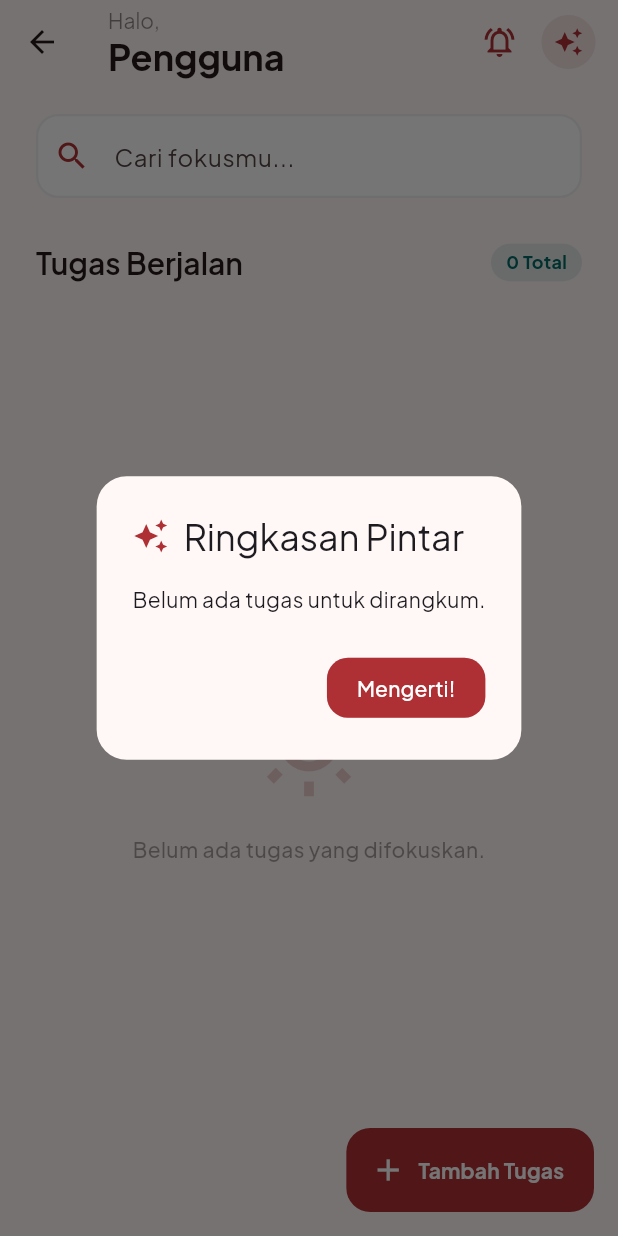
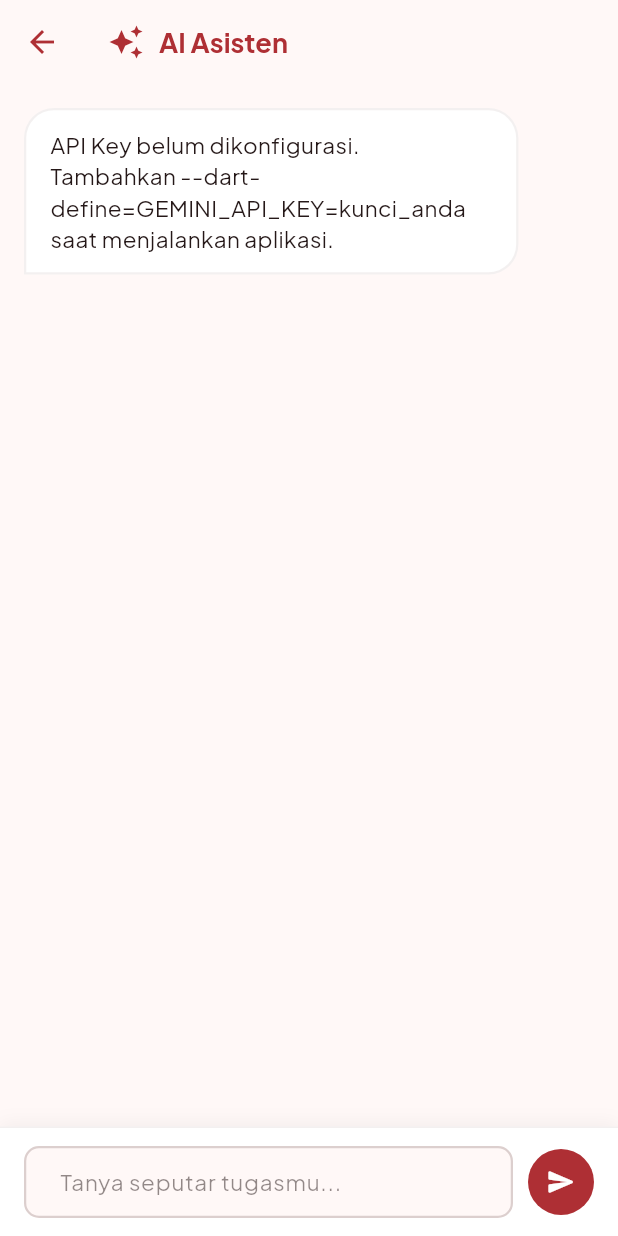
Before and after one commit to alfarizkyhpsr/remindme-app, a Flutter app: the HomeScreen screen opened directly, after a tap on the "auto awesome" icon, on a phone screen of 412 x 824 dp. Run offline on Flutter 3.47's test engine with Material 3 defaults, Android fonts, the phone set to English and light mode, and no system bars; our stand-ins replace flutter_local_notifications, flutter_spinkit, geocoding, geolocator, google_fonts, google_generative_ai and 8 more; missing offline and left inert: encrypt; accounts and stored records are empty.

Commit message:
second release

```diff
--- /dev/null
+++ b/lib/screens/ai_chat_screen.dart
@@ -0,0 +1,270 @@
+import 'package:flutter/material.dart';
+import 'package:google_generative_ai/google_generative_ai.dart';
+import 'package:google_fonts/google_fonts.dart';
+import '../services/ai_service.dart';
+import '../services/location_service.dart';
+import '../core/app_theme.dart';
+import 'package:url_launcher/url_launcher.dart';
+
+class AIChatScreen extends StatefulWidget {
+  final List<String> tasks;
+  const AIChatScreen({super.key, required this.tasks});
+
+  @override
+  State<AIChatScreen> createState() => _AIChatScreenState();
+}
+
+class _AIChatScreenState extends State<AIChatScreen> {
+  ChatSession? _chatSession;
+  final TextEditingController _messageController = TextEditingController();
+  final ScrollController _scrollController = ScrollController();
+  final List<ChatMessage> _messages = [];
+  bool _isLoading = false;
+
+  @override
+  void initState() {
+    super.initState();
+    _initChat();
+  }
+
+  void _initChat() async {
+    setState(() => _isLoading = true);
+
+    String? currentLocationStr;
+    try {
+      final pos = await LocationService.getCurrentLocation();
+      if (pos != null) {
+        final address = await LocationService.getAddressFromLatLng(pos);
+        currentLocationStr = "$address (Lat: ${pos.latitude}, Lng: ${pos.longitude})";
+      }
+    } catch (e) {
+      debugPrint("Gagal mendapatkan lokasi: $e");
+    }
+
+    _chatSession = AIService.startChat(widget.tasks, userLocation: currentLocationStr);
+
+    if (mounted) {
+      setState(() {
+        _isLoading = false;
+        if (_chatSession == null) {
+          _messages.add(ChatMessage(
+            text: 'API Key belum dikonfigurasi. Tambahkan --dart-define=GEMINI_API_KEY=kunci_anda saat menjalankan aplikasi.',
+            isUser: false,
+          ));
+        } else {
+          _messages.add(ChatMessage(
+            text: 'Halo! Aku asisten AI dari RemindMe+. ${currentLocationStr != null ? "\nAku sudah mencatat lokasimu sekarang. " : ""}Ada yang bisa aku bantu untuk menyelesaikan tugasmu hari ini?',
+            isUser: false,
+          ));
+        }
+      });
+    }
+  }
+
+  void _sendMessage() async {
+    final text = _messageController.text.trim();
+    if (text.isEmpty || _chatSession == null) return;
+
+    setState(() {
+      _messages.add(ChatMessage(text: text, isUser: true));
+      _isLoading = true;
+    });
+    _messageController.clear();
+    _scrollToBottom();
+
+    try {
+      final response = await _chatSession!.sendMessage(Content.text(text));
+      setState(() {
+        _messages.add(ChatMessage(text: response.text ?? 'Gagal memuat respons.', isUser: false));
+        _isLoading = false;
+      });
+      _scrollToBottom();
+    } catch (e) {
+      setState(() {
+        _messages.add(ChatMessage(text: 'Terjadi kesalahan: $e', isUser: false));
+        _isLoading = false;
+      });
+      _scrollToBottom();
+    }
+  }
+
+  void _scrollToBottom() {
+    WidgetsBinding.instance.addPostFrameCallback((_) {
+      if (_scrollController.hasClients) {
+        _scrollController.animateTo(
+          _scrollController.position.maxScrollExtent,
+          duration: const Duration(milliseconds: 300),
+          curve: Curves.easeOut,
+        );
+      }
+    });
+  }
+
+  @override
+  Widget build(BuildContext context) {
+    return Scaffold(
+      backgroundColor: AppTheme.background,
+      appBar: AppBar(
+        backgroundColor: AppTheme.background,
+        elevation: 0,
+        leading: IconButton(
+          icon: const Icon(Icons.arrow_back, color: AppTheme.primary),
+          onPressed: () => Navigator.pop(context),
+        ),
+        title: Row(
+          children: [
+            const Icon(Icons.auto_awesome, color: AppTheme.primary),
+            const SizedBox(width: 10),
+            Text('AI Asisten', style: GoogleFonts.plusJakartaSans(color: AppTheme.primary, fontWeight: FontWeight.bold, fontSize: 18)),
+          ],
+        ),
+      ),
+      body: Column(
+        children: [
+          Expanded(
+            child: ListView.builder(
+              controller: _scrollController,
+              padding: const EdgeInsets.all(16),
+              itemCount: _messages.length,
+              itemBuilder: (context, index) {
+                final msg = _messages[index];
+                return Align(
+                  alignment: msg.isUser ? Alignment.centerRight : Alignment.centerLeft,
+                  child: Container(
+                    margin: const EdgeInsets.only(bottom: 12),
+                    constraints: BoxConstraints(
+                      maxWidth: MediaQuery.of(context).size.width * 0.8,
+                    ),
+                    padding: const EdgeInsets.symmetric(horizontal: 16, vertical: 12),
+                    decoration: BoxDecoration(
+                      color: msg.isUser ? AppTheme.primary : Colors.white,
+                      borderRadius: BorderRadius.circular(20).copyWith(
+                        bottomRight: msg.isUser ? const Radius.circular(0) : const Radius.circular(20),
+                        bottomLeft: msg.isUser ? const Radius.circular(20) : const Radius.circular(0),
+                      ),
+                      border: msg.isUser ? null : Border.all(color: AppTheme.outline.withOpacity(0.1), width: 1.5),
+                    ),
+                    child: _buildMessageContent(msg),
+                  ),
+                );
+              },
+            ),
+          ),
+          if (_isLoading)
+            const Padding(
+              padding: EdgeInsets.all(8.0),
+              child: SizedBox(
+                width: 24,
+                height: 24,
+                child: CircularProgressIndicator(color: AppTheme.primary, strokeWidth: 2),
+              ),
+            ),
+          Container(
+            padding: const EdgeInsets.symmetric(horizontal: 16, vertical: 12),
+            decoration: BoxDecoration(
+              color: Colors.white,
+              border: Border(top: BorderSide(color: AppTheme.outline.withOpacity(0.1))),
+              boxShadow: [
+                BoxShadow(color: Colors.black.withOpacity(0.05), offset: const Offset(0, -2), blurRadius: 10)
+              ]
+            ),
+            child: SafeArea(
+              child: Row(
+                children: [
+                  Expanded(
+                    child: TextField(
+                      controller: _messageController,
+                      decoration: InputDecoration(
+                        hintText: 'Tanya seputar tugasmu...',
+                        hintStyle: TextStyle(color: AppTheme.onSurface.withOpacity(0.5)),
+                        border: OutlineInputBorder(
+                          borderRadius: BorderRadius.circular(24),
+                          borderSide: BorderSide.none,
+                        ),
+                        filled: true,
+                        fillColor: AppTheme.background,
+                        contentPadding: const EdgeInsets.symmetric(horizontal: 20, vertical: 12),
+                      ),
+                      onSubmitted: (_) => _sendMessage(),
+                      style: const TextStyle(fontSize: 15),
+                    ),
+                  ),
+                  const SizedBox(width: 10),
+                  GestureDetector(
+                    onTap: _sendMessage,
+                    child: Container(
+                      padding: const EdgeInsets.all(12),
+                      decoration: const BoxDecoration(
+                        color: AppTheme.primary,
+                        shape: BoxShape.circle,
+                      ),
+                      child: const Icon(Icons.send_rounded, color: Colors.white, size: 20),
+                    ),
+                  ),
+                ],
+              ),
+            ),
+          ),
+        ],
+      ),
+    );
+  }
+
+  Widget _buildMessageContent(ChatMessage msg) {
+    if (!msg.isUser && msg.text.contains('https://www.google.com/maps/')) {
+      final urlRegExp = RegExp(r'(https://www\.google\.com/maps/[^\s]+)');
+      final match = urlRegExp.firstMatch(msg.text);
+
+      if (match != null) {
+        final url = match.group(0)!;
+        final textBefore = msg.text.substring(0, match.start);
+        final textAfter = msg.text.substring(match.end);
+
+        return Column(
+          crossAxisAlignment: CrossAxisAlignment.start,
+          children: [
+            if (textBefore.trim().isNotEmpty)
+              SelectableText(textBefore.trim(), style: TextStyle(color: AppTheme.onSurface, fontSize: 15, height: 1.4)),
+            const SizedBox(height: 10),
+            ElevatedButton.icon(
+              onPressed: () async {
+                final uri = Uri.parse(url);
+                if (await canLaunchUrl(uri)) {
+                  await launchUrl(uri, mode: LaunchMode.externalApplication);
+                }
+              },
+              icon: const Icon(Icons.map_rounded, size: 18),
+              label: const Text('Buka di Peta (Interaktif)', style: TextStyle(fontWeight: FontWeight.bold)),
+              style: ElevatedButton.styleFrom(
+                backgroundColor: Colors.blueAccent,
+                foregroundColor: Colors.white,
+                elevation: 0,
+                padding: const EdgeInsets.symmetric(horizontal: 16, vertical: 10),
+                shape: RoundedRectangleBorder(borderRadius: BorderRadius.circular(12)),
+              ),
+            ),
+            if (textAfter.trim().isNotEmpty) ...[
+              const SizedBox(height: 10),
+              SelectableText(textAfter.trim(), style: TextStyle(color: AppTheme.onSurface, fontSize: 15, height: 1.4)),
+            ]
+          ],
+        );
+      }
+    }
+
+    return SelectableText(
+      msg.text,
+      style: TextStyle(
+        color: msg.isUser ? Colors.white : AppTheme.onSurface,
+        fontSize: 15,
+        height: 1.4,
+      ),
+    );
+  }
+}
+
+class ChatMessage {
+  final String text;
+  final bool isUser;
+  ChatMessage({required this.text, required this.isUser});
+}
--- a/lib/screens/home_screen.dart
+++ b/lib/screens/home_screen.dart
@@ -12,6 +12,8 @@ import '../services/sensor_service.dart';
 import '../services/location_service.dart';
 import '../services/notification_service.dart';
 import '../core/app_theme.dart';
+import '../core/snackbar_utils.dart';
+import 'ai_chat_screen.dart';
 
 class HomeScreen extends StatefulWidget {
   const HomeScreen({super.key});
@@ -30,23 +32,11 @@ class _HomeScreenState extends State<HomeScreen> {
     super.initState();
     SensorService.init();
     _shakeSub = SensorService.onShake.listen((_) {
-      ScaffoldMessenger.of(context).showSnackBar(
-        SnackBar(
-          content: const Text('Goncangan terdeteksi! Memperbarui...'),
-          behavior: SnackBarBehavior.floating,
-          backgroundColor: AppTheme.secondary,
-        ),
-      );
+      SnackBarUtils.showSuccess(context, 'Goncangan terdeteksi! Memperbarui...');
       _refresh();
     });
     _tiltSub = SensorService.onTilt.listen((val) {
-      ScaffoldMessenger.of(context).showSnackBar(
-        SnackBar(
-          content: Text('Kemiringan terdeteksi: ${val > 0 ? "Kanan" : "Kiri"}'),
-          behavior: SnackBarBehavior.floating,
-          backgroundColor: AppTheme.primary,
-        ),
-      );
+      SnackBarUtils.showSuccess(context, 'Kemiringan terdeteksi: ${val > 0 ? "Kanan" : "Kiri"}');
     });
     WidgetsBinding.instance.addPostFrameCallback((_) => _refresh());
   }
@@ -56,43 +46,10 @@ class _HomeScreenState extends State<HomeScreen> {
     if (pengguna != null) Provider.of<PengingatProvider>(context, listen: false).ambilPengingat(pengguna.id!);
   }
 
-  void _showAISummary() async {
+  void _openAIChat() {
     final pengingatProvider = Provider.of<PengingatProvider>(context, listen: false);
     final daftarTugas = pengingatProvider.daftarPengingat.map((r) => r.judul).toList();
-
-    showDialog(
-      context: context,
-      barrierDismissible: false,
-      builder: (ctx) => const Center(child: CircularProgressIndicator(color: AppTheme.primary)),
-    );
-
-    final summary = await AIService.getTaskSummary(daftarTugas);
-
-    if (mounted) {
-      Navigator.pop(context);
-      showDialog(
-        context: context,
-        builder: (ctx) => AlertDialog(
-          backgroundColor: AppTheme.background,
-          shape: RoundedRectangleBorder(borderRadius: BorderRadius.circular(20)),
-          title: Row(
-            children: const [
-              Icon(Icons.auto_awesome, color: AppTheme.primary),
-              SizedBox(width: 10),
-              Text('Ringkasan Pintar'),
-            ],
-          ),
-          content: Text(summary, style: const TextStyle(height: 1.5)),
-          actions: [
-            ElevatedButton(
-              onPressed: () => Navigator.pop(ctx),
-              style: ElevatedButton.styleFrom(padding: const EdgeInsets.symmetric(horizontal: 20)),
-              child: const Text('Mengerti!'),
-            )
-          ],
-        ),
-      );
-    }
+    Navigator.push(context, MaterialPageRoute(builder: (_) => AIChatScreen(tasks: daftarTugas)));
   }
 
   void _showAddReminderDialog(BuildContext context, int idPengguna) async {
@@ -170,9 +127,7 @@ class _HomeScreenState extends State<HomeScreen> {
                           final picked = DateTime(date.year, date.month, date.day, time.hour, time.minute);
                           if (picked.isBefore(DateTime.now())) {
                             if (mounted) {
-                              ScaffoldMessenger.of(context).showSnackBar(
-                                const SnackBar(content: Text('Tenggat waktu tidak boleh di masa lalu!')),
-                              );
+                              SnackBarUtils.showError(context, 'Tenggat waktu tidak boleh di masa lalu!');
                             }
                           } else {
                             setDialogState(() => selectedDeadline = picked);
@@ -205,13 +160,13 @@ class _HomeScreenState extends State<HomeScreen> {
               ElevatedButton(
                   onPressed: () async {
                   if (judulController.text.isEmpty) {
-                    ScaffoldMessenger.of(context).showSnackBar(const SnackBar(content: Text('Judul tidak boleh kosong!')));
+                    SnackBarUtils.showError(context, 'Judul tidak boleh kosong!');
                     return;
                   }
 
                   // Guard: reject past deadlines before saving
                   if (selectedDeadline != null && selectedDeadline!.isBefore(DateTime.now())) {
-                    ScaffoldMessenger.of(context).showSnackBar(const SnackBar(content: Text('Tenggat waktu tidak boleh di masa lalu!')));
+                    SnackBarUtils.showError(context, 'Tenggat waktu tidak boleh di masa lalu!');
                     return;
                   }
 
@@ -238,12 +193,7 @@ class _HomeScreenState extends State<HomeScreen> {
                           deadline: selectedDeadline!,
                         );
                         if (mounted) {
-                          ScaffoldMessenger.of(context).showSnackBar(SnackBar(
-                            content: Text('✓ $msg'),
-                            backgroundColor: Colors.green,
-                            behavior: SnackBarBehavior.floating,
-                            duration: const Duration(seconds: 4),
-                          ));
+                          SnackBarUtils.showSuccess(context, msg);
                         }
                       }
                     } catch (e) {
@@ -253,7 +203,7 @@ class _HomeScreenState extends State<HomeScreen> {
                     if (mounted) Navigator.pop(ctx);
                   } catch (e) {
                     if (mounted) {
-                      ScaffoldMessenger.of(context).showSnackBar(SnackBar(content: Text('Gagal menambahkan tugas: $e')));
+                      SnackBarUtils.showError(context, 'Gagal menambahkan tugas: $e');
                     }
                   }
                 },
@@ -309,13 +259,11 @@ class _HomeScreenState extends State<HomeScreen> {
                   body: 'Jika ini muncul, sistem notifikasi berfungsi dengan baik!',
                 );
                 if (mounted) {
-                  ScaffoldMessenger.of(context).showSnackBar(SnackBar(
-                    content: Text(ok
-                      ? '✓ Notifikasi dikirim! Cek status bar kamu.'
-                      : '✗ Gagal mengirim notifikasi. Cek izin aplikasi.'),
-                    backgroundColor: ok ? Colors.green : Colors.red,
-                    behavior: SnackBarBehavior.floating,
-                  ));
+                  if (ok) {
+                    SnackBarUtils.showSuccess(context, 'Notifikasi dikirim! Cek status bar kamu.');
+                  } else {
+                    SnackBarUtils.showError(context, 'Gagal mengirim notifikasi. Cek izin aplikasi.');
+                  }
                 }
               },
             ),
@@ -323,7 +271,7 @@ class _HomeScreenState extends State<HomeScreen> {
           Padding(
             padding: const EdgeInsets.only(right: 15),
             child: GestureDetector(
-              onTap: _showAISummary,
+              onTap: _openAIChat,
               child: Container(
                 padding: const EdgeInsets.all(8),
                 decoration: BoxDecoration(
--- a/lib/services/ai_service.dart
+++ b/lib/services/ai_service.dart
@@ -8,7 +8,7 @@ class AIService {
     if (_apiKey.isEmpty) return 'API Key belum dikonfigurasi. Tambahkan --dart-define=GEMINI_API_KEY=kunci_anda saat menjalankan aplikasi.';
 
     try {
-      final model = GenerativeModel(model: 'gemini-1.5-flash', apiKey: _apiKey);
+      final model = GenerativeModel(model: 'gemini-2.5-flash', apiKey: _apiKey);
       final prompt = 'Rangkum tugas-tugas berikut dalam Bahasa Indonesia yang santai dan berikan satu tips produktivitas singkat: ${tasks.join(', ')}';
       final content = [Content.text(prompt)];
       final response = await model.generateContent(content);
@@ -17,4 +17,22 @@ class AIService {
       return 'Terjadi kesalahan saat menghubungi AI: $e';
     }
   }
+
+  static ChatSession? startChat(List<String> tasks, {String? userLocation}) {
+    if (_apiKey.isEmpty) return null;
+    final model = GenerativeModel(model: 'gemini-2.5-flash', apiKey: _apiKey);
+
+    String prompt = 'Kamu adalah asisten produktivitas di aplikasi RemindMe+. Berbicaralah dalam bahasa Indonesia yang ramah dan membantu. Berikut adalah daftar tugas penggunaku saat ini: ${tasks.isEmpty ? "Belum ada tugas." : tasks.join(', ')}. Gunakan ini sebagai konteks jika pengguna bertanya tentang tugas mereka. Jawab singkat dan solutif.';
+
+    if (userLocation != null && userLocation.isNotEmpty) {
+      prompt += '\n\nINFO LOKASI: Lokasi pengguna saat ini adalah $userLocation. Jika pengguna menyebutkan suatu tempat (seperti "alfamart", "cafe", dll) pada tugasnya, atau meminta rekomendasi tempat terdekat, berikan panduan rute atau saran tempat terdekat dari lokasinya tersebut. Berikan juga tautan Google Maps menggunakan format: https://www.google.com/maps/search/?api=1&query=[NAMA+TEMPAT+SPASI+NAMA+KOTA_ATAU_LOKASI]. Contoh: https://www.google.com/maps/search/?api=1&query=Alfamart+terdekat.';
+    }
+
+    final history = [
+      Content.text(prompt),
+      Content.model([TextPart('Siap! Aku siap membantumu mengelola tugas-tugas tersebut dan siap membantu mencari lokasi terdekat.')])
+    ];
+
+    return model.startChat(history: history);
+  }
 }
--- a/pubspec.yaml
+++ b/pubspec.yaml
@@ -53,6 +53,7 @@ dependencies:
   sqflite_common_ffi: ^2.4.0+3
   sqflite_common_ffi_web: ^1.1.1
   sqlite3_flutter_libs: ^0.6.0+eol
+  url_launcher: ^6.3.2
 
 dev_dependencies:
   flutter_test:
```
Also changed, not shown: lib/core/snackbar_utils.dart (added, +46 -0 lines), lib/screens/login_screen.dart (+4 -3 lines), pubspec.lock, 7 other files.
